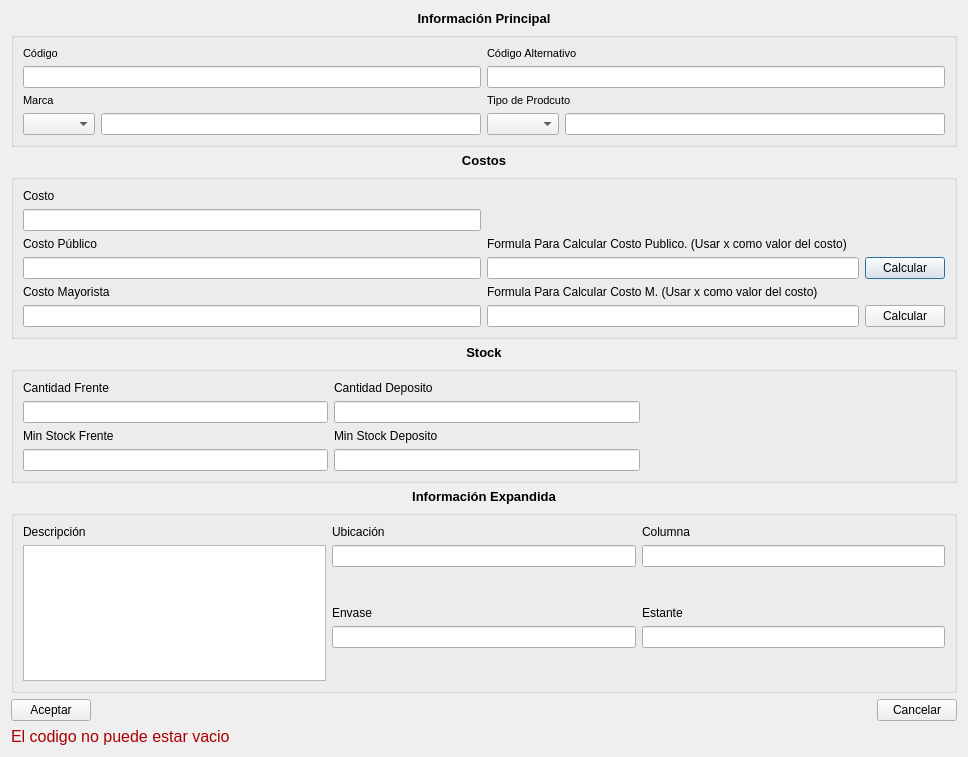
First picture: the form in GBBStock/src/dialogproduct.ui, repository aarelovich/gbb, before the edit.
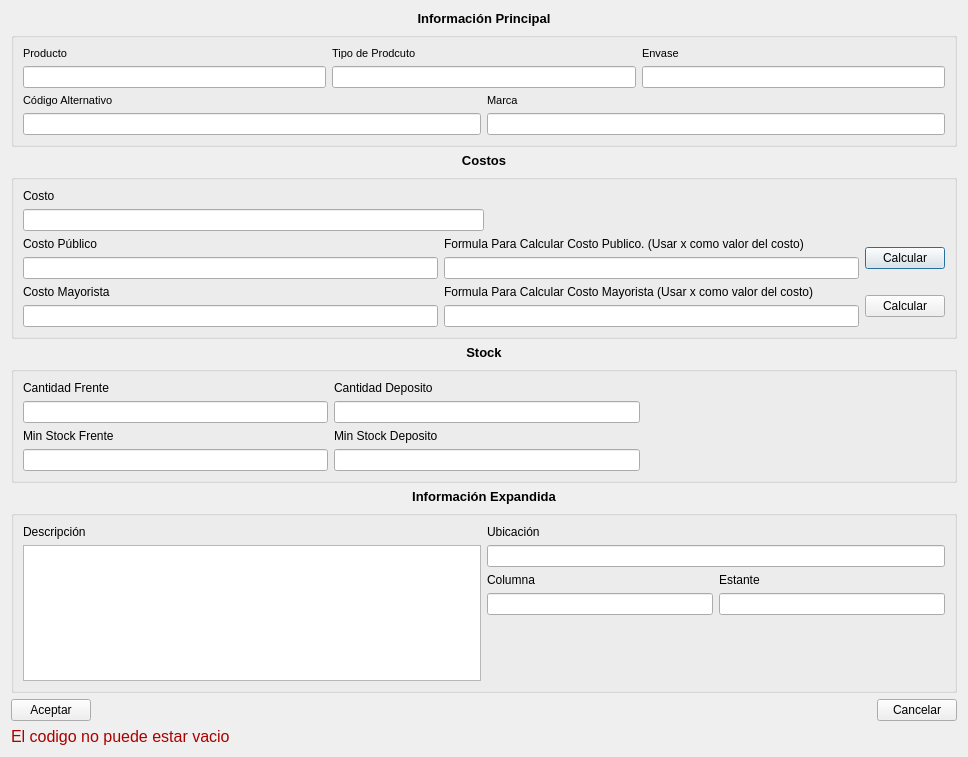
Second picture: the form after the edit.

The edit to the form file:
```diff
--- a/GBBStock/src/dialogproduct.ui
+++ b/GBBStock/src/dialogproduct.ui
@@ -13,7 +13,7 @@
   <property name="windowTitle">
    <string>Dialog</string>
   </property>
-  <layout class="QVBoxLayout" name="verticalLayout_21">
+  <layout class="QVBoxLayout" name="verticalLayout_22">
    <item>
     <widget class="QLabel" name="label_17">
      <property name="font">
@@ -43,13 +43,15 @@
      <property name="title">
       <string/>
      </property>
-     <layout class="QGridLayout" name="gridLayout_2">
-      <item row="0" column="0">
+     <layout class="QVBoxLayout" name="verticalLayout_17">
+      <item>
+       <layout class="QHBoxLayout" name="horizontalLayout_2">
+        <item>
        <layout class="QVBoxLayout" name="verticalLayout">
         <item>
          <widget class="QLabel" name="label">
           <property name="text">
-           <string>Código</string>
+             <string>Producto</string>
           </property>
          </widget>
         </item>
@@ -58,7 +60,39 @@
         </item>
        </layout>
       </item>
-      <item row="0" column="1">
+        <item>
+         <layout class="QVBoxLayout" name="verticalLayout_11">
+          <item>
+           <widget class="QLabel" name="label_11">
+            <property name="text">
+             <string>Tipo de Prodcuto</string>
+            </property>
+           </widget>
+          </item>
+          <item>
+           <widget class="QLineEdit" name="leTipoProd"/>
+          </item>
+         </layout>
+        </item>
+        <item>
+         <layout class="QVBoxLayout" name="verticalLayout_13">
+          <item>
+           <widget class="QLabel" name="label_16">
+            <property name="text">
+             <string>Envase</string>
+            </property>
+           </widget>
+          </item>
+          <item>
+           <widget class="QLineEdit" name="leEnvase"/>
+          </item>
+         </layout>
+        </item>
+       </layout>
+      </item>
+      <item>
+       <layout class="QHBoxLayout" name="horizontalLayout_3">
+        <item>
        <layout class="QVBoxLayout" name="verticalLayout_2">
         <item>
          <widget class="QLabel" name="label_2">
@@ -72,7 +106,7 @@
         </item>
        </layout>
       </item>
-      <item row="1" column="0">
+        <item>
        <layout class="QVBoxLayout" name="verticalLayout_10">
         <item>
          <widget class="QLabel" name="label_10">
@@ -82,38 +116,12 @@
          </widget>
         </item>
         <item>
-         <layout class="QHBoxLayout" name="horizontalLayout_2">
-          <item>
-           <widget class="QComboBox" name="cbMarca"/>
-          </item>
-          <item>
            <widget class="QLineEdit" name="leMarca"/>
           </item>
          </layout>
         </item>
        </layout>
       </item>
-      <item row="1" column="1">
-       <layout class="QVBoxLayout" name="verticalLayout_11">
-        <item>
-         <widget class="QLabel" name="label_11">
-          <property name="text">
-           <string>Tipo de Prodcuto</string>
-          </property>
-         </widget>
-        </item>
-        <item>
-         <layout class="QHBoxLayout" name="horizontalLayout_3">
-          <item>
-           <widget class="QComboBox" name="cbTipoProd"/>
-          </item>
-          <item>
-           <widget class="QLineEdit" name="leTipoProd"/>
-          </item>
-         </layout>
-        </item>
-       </layout>
-      </item>
      </layout>
     </widget>
    </item>
@@ -139,8 +147,10 @@
      <property name="title">
       <string/>
      </property>
-     <layout class="QGridLayout" name="gridLayout_3">
-      <item row="0" column="0">
+     <layout class="QVBoxLayout" name="verticalLayout_21">
+      <item>
+       <layout class="QHBoxLayout" name="horizontalLayout_9">
+        <item>
        <layout class="QVBoxLayout" name="verticalLayout_3">
         <item>
          <widget class="QLabel" name="label_3">
@@ -158,7 +168,26 @@
         </item>
        </layout>
       </item>
-      <item row="1" column="0">
+        <item>
+         <spacer name="horizontalSpacer_3">
+          <property name="orientation">
+           <enum>Qt::Horizontal</enum>
+          </property>
+          <property name="sizeHint" stdset="0">
+           <size>
+            <width>40</width>
+            <height>20</height>
+           </size>
+          </property>
+         </spacer>
+        </item>
+       </layout>
+      </item>
+      <item>
+       <layout class="QHBoxLayout" name="horizontalLayout_7">
+        <item>
+         <layout class="QHBoxLayout" name="horizontalLayout_6">
+          <item>
        <layout class="QVBoxLayout" name="verticalLayout_4">
         <item>
          <widget class="QLabel" name="label_4">
@@ -176,20 +205,22 @@
         </item>
        </layout>
       </item>
-      <item row="1" column="1">
+          <item>
        <layout class="QVBoxLayout" name="verticalLayout_19">
         <item>
          <widget class="QLabel" name="label_21">
           <property name="text">
-           <string>Formula Para Calcular Costo Publico. (Usar x como valor del costo)</string>
+               <string>Formula Para Calcular Costo Publico. (Usar x como valor del costo)   </string>
           </property>
          </widget>
         </item>
-        <item>
-         <layout class="QHBoxLayout" name="horizontalLayout_6">
           <item>
            <widget class="QLineEdit" name="leFormulaCP"/>
           </item>
+           </layout>
+          </item>
+         </layout>
+        </item>
           <item>
            <widget class="QPushButton" name="pbCalcularCP">
             <property name="text">
@@ -199,9 +230,11 @@
           </item>
          </layout>
         </item>
-       </layout>
-      </item>
-      <item row="2" column="0">
+      <item>
+       <layout class="QHBoxLayout" name="horizontalLayout_8">
+        <item>
+         <layout class="QHBoxLayout" name="horizontalLayout">
+          <item>
        <layout class="QVBoxLayout" name="verticalLayout_5">
         <item>
          <widget class="QLabel" name="label_5">
@@ -219,19 +252,21 @@
         </item>
        </layout>
       </item>
-      <item row="2" column="1">
+          <item>
        <layout class="QVBoxLayout" name="verticalLayout_20">
         <item>
          <widget class="QLabel" name="label_22">
           <property name="text">
-           <string>Formula Para Calcular Costo M. (Usar x como valor del costo)</string>
+               <string>Formula Para Calcular Costo Mayorista (Usar x como valor del costo)</string>
           </property>
          </widget>
         </item>
         <item>
-         <layout class="QHBoxLayout" name="horizontalLayout">
-          <item>
-           <widget class="QLineEdit" name="leForumaCM"/>
+             <widget class="QLineEdit" name="leFormulaCM"/>
+            </item>
+           </layout>
+          </item>
+         </layout>
           </item>
           <item>
            <widget class="QPushButton" name="pbCalcularCM">
@@ -243,8 +278,6 @@
          </layout>
         </item>
        </layout>
-      </item>
-     </layout>
     </widget>
    </item>
    <item>
@@ -380,7 +413,7 @@
      <property name="title">
       <string/>
      </property>
-     <layout class="QHBoxLayout" name="horizontalLayout_4">
+     <layout class="QHBoxLayout" name="horizontalLayout_11">
       <item>
        <layout class="QVBoxLayout" name="verticalLayout_18">
         <item>
@@ -398,6 +431,8 @@
       <item>
        <layout class="QVBoxLayout" name="verticalLayout_16">
         <item>
+         <layout class="QHBoxLayout" name="horizontalLayout_4">
+          <item>
          <layout class="QVBoxLayout" name="verticalLayout_12">
           <item>
            <widget class="QLabel" name="label_13">
@@ -409,54 +444,14 @@
           <item>
            <widget class="QLineEdit" name="leUbicacion"/>
           </item>
-          <item>
-           <spacer name="verticalSpacer">
-            <property name="orientation">
-             <enum>Qt::Vertical</enum>
-            </property>
-            <property name="sizeHint" stdset="0">
-             <size>
-              <width>20</width>
-              <height>40</height>
-             </size>
-            </property>
-           </spacer>
-          </item>
-         </layout>
-        </item>
-        <item>
-         <layout class="QVBoxLayout" name="verticalLayout_13">
-          <item>
-           <widget class="QLabel" name="label_16">
-            <property name="text">
-             <string>Envase</string>
-            </property>
-           </widget>
-          </item>
-          <item>
-           <widget class="QLineEdit" name="leEnvase"/>
-          </item>
-          <item>
-           <spacer name="verticalSpacer_2">
-            <property name="orientation">
-             <enum>Qt::Vertical</enum>
-            </property>
-            <property name="sizeHint" stdset="0">
-             <size>
-              <width>20</width>
-              <height>40</height>
-             </size>
-            </property>
-           </spacer>
-          </item>
+           </layout>
+          </item>
          </layout>
         </item>
-       </layout>
-      </item>
       <item>
-       <layout class="QVBoxLayout" name="verticalLayout_17">
+         <layout class="QHBoxLayout" name="horizontalLayout_10">
         <item>
-         <layout class="QVBoxLayout" name="verticalLayout_14">
+           <layout class="QVBoxLayout" name="verticalLayout_15">
           <item>
            <widget class="QLabel" name="label_14">
             <property name="text">
@@ -471,23 +466,10 @@
             </property>
            </widget>
           </item>
-          <item>
-           <spacer name="verticalSpacer_3">
-            <property name="orientation">
-             <enum>Qt::Vertical</enum>
-            </property>
-            <property name="sizeHint" stdset="0">
-             <size>
-              <width>20</width>
-              <height>40</height>
-             </size>
-            </property>
-           </spacer>
-          </item>
          </layout>
         </item>
         <item>
-         <layout class="QVBoxLayout" name="verticalLayout_15">
+           <layout class="QVBoxLayout" name="verticalLayout_14">
           <item>
            <widget class="QLabel" name="label_15">
             <property name="text">
@@ -502,8 +484,12 @@
             </property>
            </widget>
           </item>
+           </layout>
+          </item>
+         </layout>
+        </item>
           <item>
-           <spacer name="verticalSpacer_4">
+         <spacer name="verticalSpacer">
             <property name="orientation">
              <enum>Qt::Vertical</enum>
             </property>
@@ -514,8 +500,6 @@
              </size>
             </property>
            </spacer>
-          </item>
-         </layout>
         </item>
        </layout>
       </item>
```
Left out of the diff: 2 changed lines with no effect on the pictures. Lines whose indentation alone changed are shown as unchanged.
